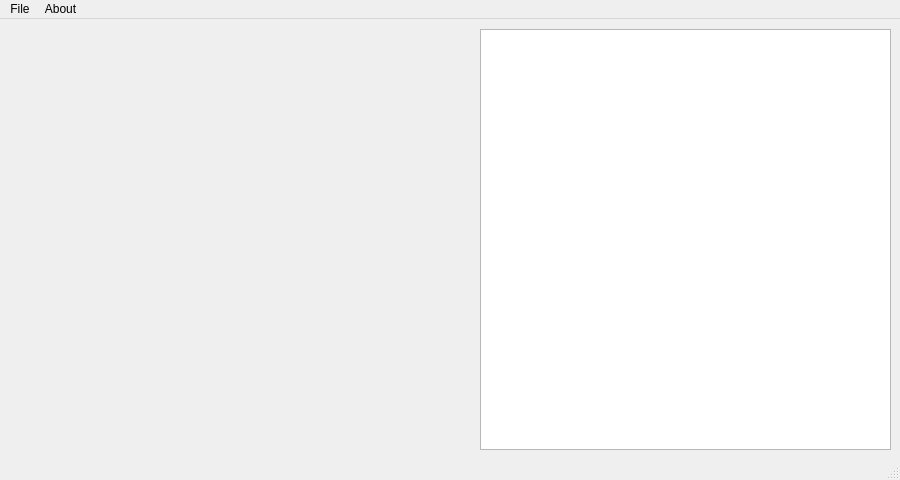
Qt form UI/MainWindow.ui (hikaruAi/JPhotoSafeLight) before a commit.
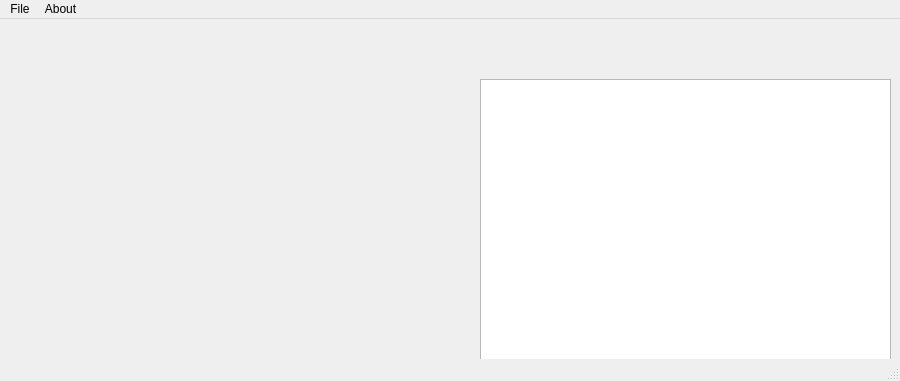
The same form after that commit. Icons and pictures are not drawn.

```diff
--- a/UI/MainWindow.ui
+++ b/UI/MainWindow.ui
@@ -7,7 +7,7 @@
     <x>0</x>
     <y>0</y>
     <width>900</width>
-    <height>480</height>
+    <height>381</height>
    </rect>
   </property>
   <property name="sizePolicy">
@@ -41,8 +41,8 @@
      <rect>
       <x>10</x>
       <y>10</y>
-      <width>461</width>
-      <height>421</height>
+      <width>431</width>
+      <height>331</height>
      </rect>
     </property>
     <property name="text">
@@ -59,9 +59,9 @@
     <property name="geometry">
      <rect>
       <x>480</x>
-      <y>10</y>
+      <y>60</y>
       <width>411</width>
-      <height>421</height>
+      <height>281</height>
      </rect>
     </property>
    </widget>
```
